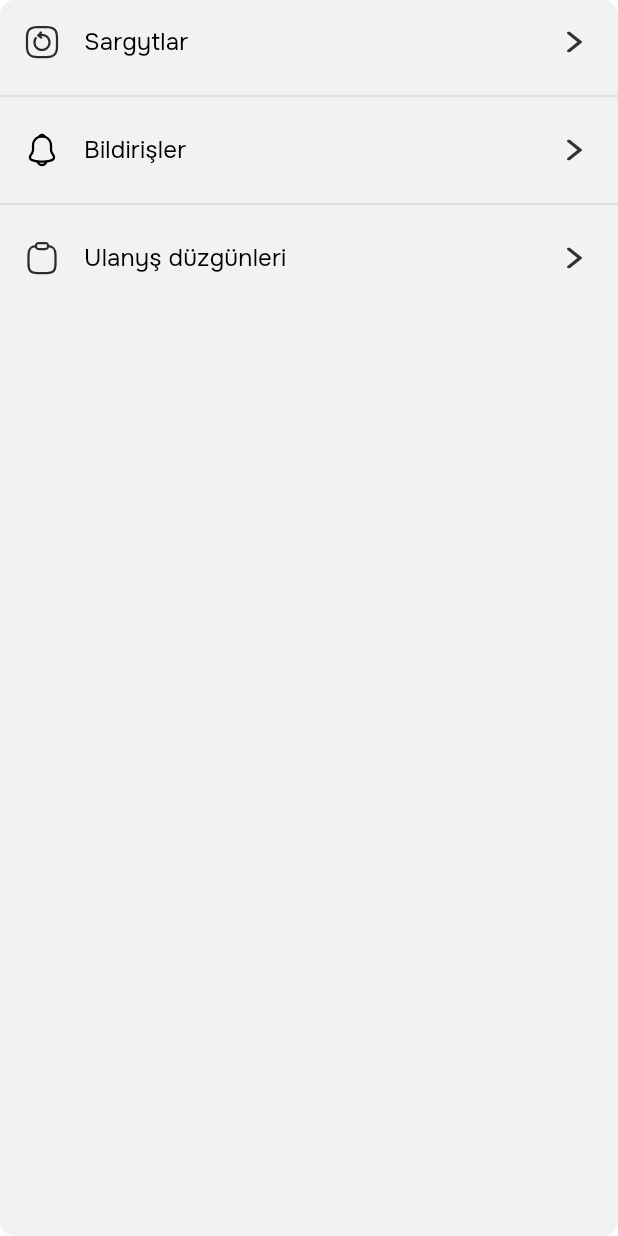
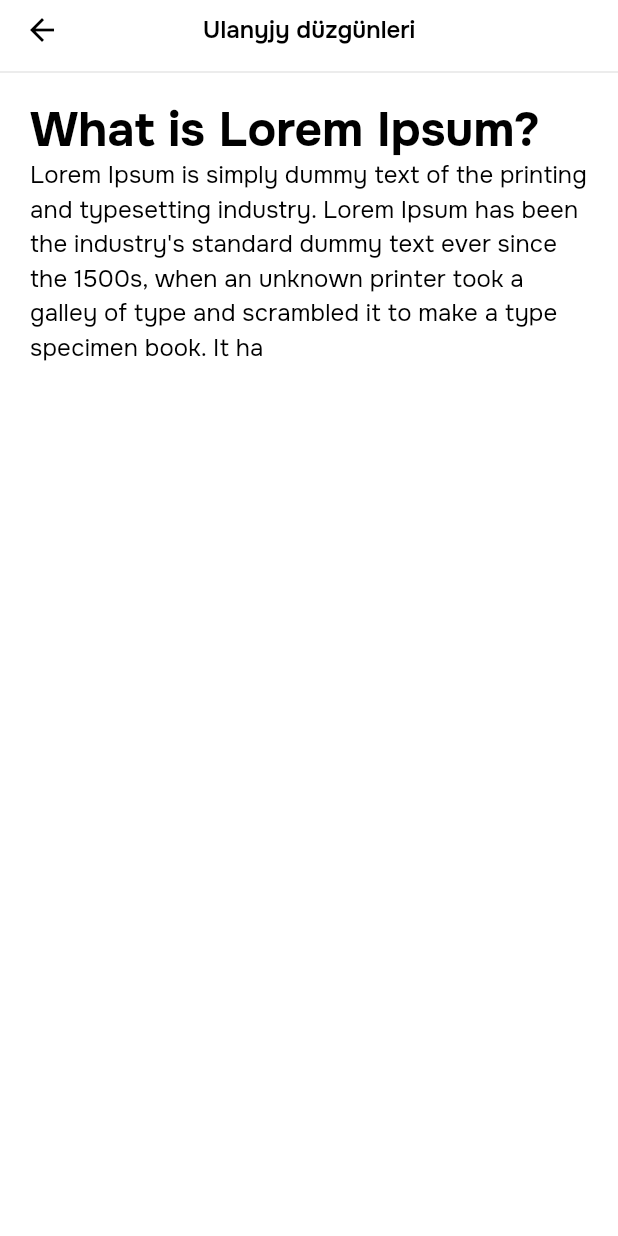
Before and after one commit to InnowasiyaTilsimaty/taxiFlutter, a Flutter app: the SettingsTile widget shown alone on an empty page, opened directly, after a tap on "Ulanyş düzgünleri", on a phone screen of 412 x 824 dp. Run offline on Flutter 3.47's test engine with Material 3 defaults, Android fonts, the phone set to English and light mode, and no system bars; our stand-ins replace flutter_svg, get_it, location, qr_flutter, share_plus; missing offline and left inert: maplibre_gl, sheet.

Commit message:
user rules view

```diff
--- a/lib/configs/routes/routes.dart
+++ b/lib/configs/routes/routes.dart
@@ -11,6 +11,7 @@ abstract final class RouteNames {
   static const signUp = '/sign_up';
   static const settings = '/settings';
   static const orders = '/orders';
+  static const userRules = '/user_rules';
 }
 
 abstract final class Navigation {
@@ -23,5 +24,6 @@ abstract final class Navigation {
     RouteNames.signUp: (_) => const SignUpView(),
     RouteNames.settings: (_) => const SettingsView(),
     RouteNames.orders: (_) => const OrdersView(),
+    RouteNames.userRules: (_) => const UserRulesView(),
   };
 }
--- a/lib/view/settings/widgets/settings_tile.dart
+++ b/lib/view/settings/widgets/settings_tile.dart
@@ -48,7 +48,10 @@ class SettingsTile extends StatelessWidget {
           ),
           const Divider(),
           ListTile(
-            onTap: () {},
+            onTap: () => Navigator.pushNamed(
+              context,
+              RouteNames.userRules,
+            ),
             shape: RoundedRectangleBorder(
               borderRadius: BorderRadius.circular(10),
             ),
--- /dev/null
+++ b/lib/view/user_rules/user_rules_view.dart
@@ -0,0 +1,31 @@
+import 'package:flutter/material.dart';
+
+import '../../configs/components/settings_app_bar.dart';
+
+class UserRulesView extends StatelessWidget {
+  const UserRulesView({super.key});
+
+  @override
+  Widget build(BuildContext context) {
+    final textTheme = Theme.of(context).textTheme;
+    return Scaffold(
+      appBar: const SettingsAppBar(title: 'Ulanyjy düzgünleri'),
+      body: ListView(
+        padding: const EdgeInsets.symmetric(
+          horizontal: 20,
+          vertical: 12,
+        ),
+        children: [
+          Text(
+            'What is Lorem Ipsum?',
+            style: textTheme.displayMedium,
+          ),
+          Text(
+            "Lorem Ipsum is simply dummy text of the printing and typesetting industry. Lorem Ipsum has been the industry's standard dummy text ever since the 1500s, when an unknown printer took a galley of type and scrambled it to make a type specimen book. It ha",
+            style: textTheme.labelLarge,
+          ),
+        ],
+      ),
+    );
+  }
+}
--- a/lib/view/view.dart
+++ b/lib/view/view.dart
@@ -4,3 +4,4 @@ export 'package:taksist/view/sign_up/sign_up_view.dart';
 export 'package:taksist/view/splash/splash_view.dart';
 export 'package:taksist/view/welcome/welcome_view.dart';
 export 'orders/orders_view.dart';
+export 'user_rules/user_rules_view.dart';
```
